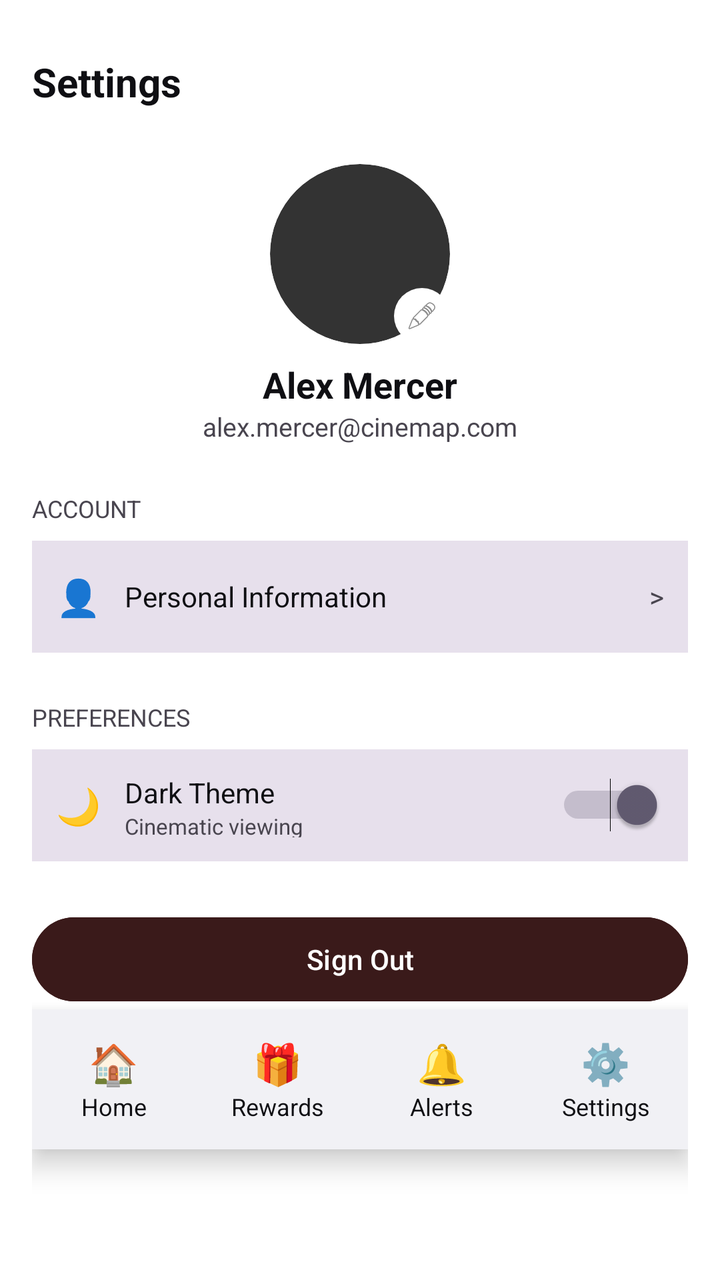
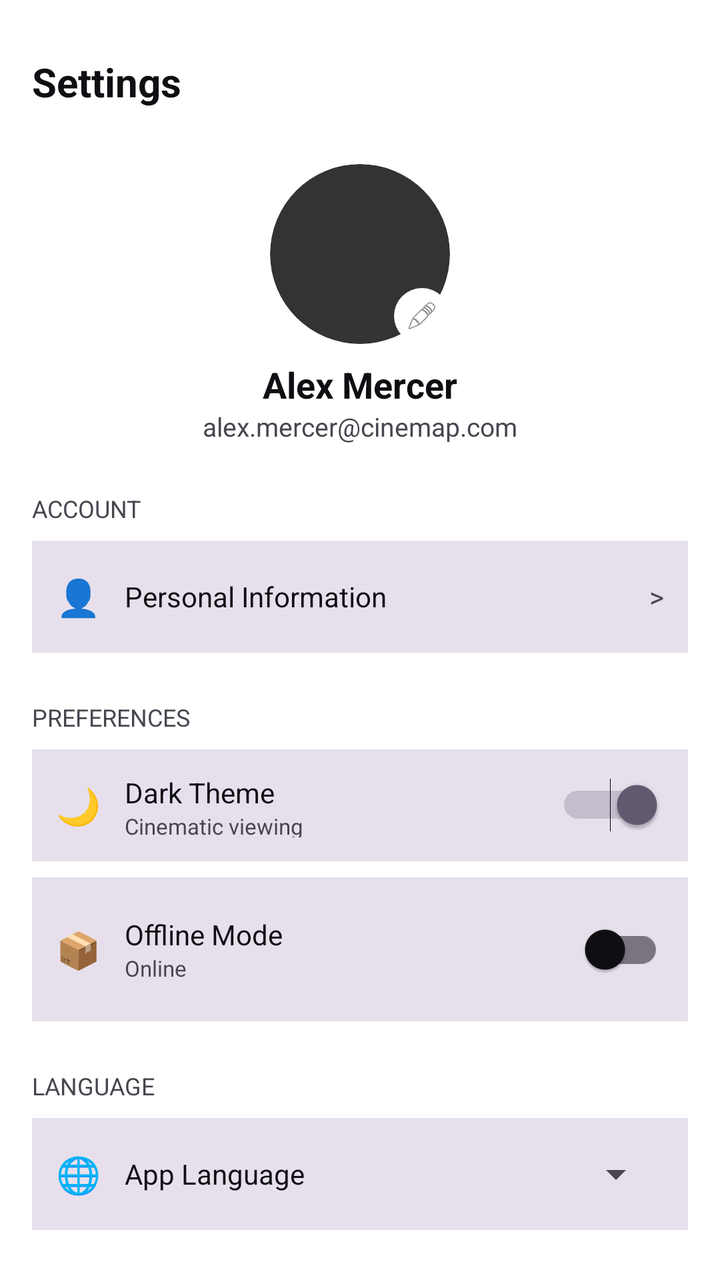

Compare the two renders of this Android layout. The source of the first and the diff that turns it into the second are given below.
<!-- AndroidManifest.xml: application theme Theme.CineMap -->
<!-- res/layout/activity_settings.xml -->
<?xml version="1.0" encoding="utf-8"?>
<LinearLayout xmlns:android="http://schemas.android.com/apk/res/android"
    android:layout_width="match_parent"
    android:layout_height="match_parent"
    android:orientation="vertical"
    android:background="?attr/colorBackground"
    android:padding="16dp">

    <LinearLayout android:layout_width="match_parent" android:layout_height="50dp" android:orientation="horizontal" android:gravity="center_vertical">
        <TextView android:layout_width="0dp" android:layout_weight="1" android:layout_height="wrap_content" android:text="Settings" android:textColor="?attr/colorOnBackground" android:textSize="20sp" android:textStyle="bold"/>
    </LinearLayout>

    
    <FrameLayout android:layout_width="90dp" android:layout_height="90dp" android:layout_gravity="center" android:layout_marginTop="16dp">
        <ImageView
            android:id="@+id/imgProfile"
            android:layout_width="90dp"
            android:layout_height="90dp"
            android:background="@drawable/bg_circle"
            android:scaleType="centerCrop"
            android:clipToOutline="true"/>
        
        <ImageView
            android:id="@+id/btnEditPic"
            android:layout_width="28dp"
            android:layout_height="28dp"
            android:layout_gravity="bottom|end"
            android:background="@drawable/bg_circle_white"
            android:src="@android:drawable/ic_menu_edit"
            android:padding="6dp"/>
    </FrameLayout>

    <TextView android:id="@+id/txtName" android:layout_width="wrap_content" android:layout_height="wrap_content" android:layout_gravity="center" android:text="Alex Mercer" android:textColor="?attr/colorOnBackground" android:textSize="18sp" android:textStyle="bold" android:layout_marginTop="8dp"/>
    <TextView android:id="@+id/txtEmail" android:layout_width="wrap_content" android:layout_height="wrap_content" android:layout_gravity="center" android:text="alex.mercer@cinemap.com" android:textColor="?attr/colorOnSurfaceVariant" android:textSize="13sp"/>

    <TextView android:layout_width="wrap_content" android:layout_height="wrap_content" android:text="ACCOUNT" android:textColor="?attr/colorOnSurfaceVariant" android:textSize="12sp" android:layout_marginTop="24dp"/>

    <LinearLayout android:id="@+id/btnPersonalInfo" android:layout_width="match_parent" android:layout_height="56dp" android:orientation="horizontal" android:background="?attr/colorSurfaceVariant" android:gravity="center_vertical" android:padding="12dp" android:layout_marginTop="8dp" android:clickable="true" android:focusable="true">
        <TextView android:layout_width="wrap_content" android:layout_height="wrap_content" android:text="👤" android:textSize="18sp"/>
        <TextView android:layout_width="0dp" android:layout_weight="1" android:layout_height="wrap_content" android:text="Personal Information" android:textColor="?attr/colorOnBackground" android:layout_marginStart="12dp"/>
        <TextView android:layout_width="wrap_content" android:layout_height="wrap_content" android:text=">" android:textColor="?attr/colorOnSurfaceVariant"/>
    </LinearLayout>

    <TextView android:layout_width="wrap_content" android:layout_height="wrap_content" android:text="PREFERENCES" android:textColor="?attr/colorOnSurfaceVariant" android:textSize="12sp" android:layout_marginTop="24dp"/>

    <LinearLayout android:layout_width="match_parent" android:layout_height="56dp" android:orientation="horizontal" android:background="?attr/colorSurfaceVariant" android:gravity="center_vertical" android:padding="12dp" android:layout_marginTop="8dp">
        <TextView android:layout_width="wrap_content" android:layout_height="wrap_content" android:text="🌙" android:textSize="18sp"/>
        <LinearLayout android:layout_width="0dp" android:layout_weight="1" android:layout_height="wrap_content" android:orientation="vertical" android:layout_marginStart="12dp">
            <TextView android:layout_width="wrap_content" android:layout_height="wrap_content" android:text="Dark Theme" android:textColor="?attr/colorOnBackground"/>
            <TextView android:layout_width="wrap_content" android:layout_height="wrap_content" android:text="Cinematic viewing" android:textColor="?attr/colorOnSurfaceVariant" android:textSize="11sp"/>
        </LinearLayout>
        <Switch android:id="@+id/switchTheme" android:layout_width="wrap_content" android:layout_height="wrap_content" android:checked="true"/>
    </LinearLayout>

    <Button android:id="@+id/btnSignOut" android:layout_width="match_parent" android:layout_height="50dp" android:text="Sign Out" android:layout_marginTop="24dp" android:backgroundTint="#3A1A1A"/>
    <include layout="@layout/layout_bottom_nav"/>
</LinearLayout>
<!-- res/layout/layout_bottom_nav.xml (included above) -->
<?xml version="1.0" encoding="utf-8"?>
<LinearLayout xmlns:android="http://schemas.android.com/apk/res/android"
    android:layout_width="match_parent"
    android:layout_height="70dp"
    android:orientation="horizontal"
    android:background="?attr/colorCard"
    android:gravity="center"
    android:elevation="8dp">

    <LinearLayout android:id="@+id/navHome" android:layout_width="0dp" android:layout_weight="1" android:layout_height="match_parent" android:orientation="vertical" android:gravity="center" android:clickable="true" android:focusable="true">
        <TextView android:layout_width="wrap_content" android:layout_height="wrap_content" android:text="🏠" android:textSize="20sp"/>
        <TextView android:layout_width="wrap_content" android:layout_height="wrap_content" android:text="Home" android:textColor="?attr/colorText" android:textSize="12sp"/>
    </LinearLayout>
    <LinearLayout android:id="@+id/navRewards" android:layout_width="0dp" android:layout_weight="1" android:layout_height="match_parent" android:orientation="vertical" android:gravity="center">
        <TextView android:layout_width="wrap_content" android:layout_height="wrap_content" android:text="🎁" android:textSize="20sp"/>
        <TextView android:layout_width="wrap_content" android:layout_height="wrap_content" android:text="Rewards" android:textColor="?attr/colorText" android:textSize="12sp"/>
    </LinearLayout>
    <LinearLayout android:id="@+id/navNotifications" android:layout_width="0dp" android:layout_weight="1" android:layout_height="match_parent" android:orientation="vertical" android:gravity="center">
        <TextView android:layout_width="wrap_content" android:layout_height="wrap_content" android:text="🔔" android:textSize="20sp"/>
        <TextView android:layout_width="wrap_content" android:layout_height="wrap_content" android:text="Alerts" android:textColor="?attr/colorText" android:textSize="12sp"/>
    </LinearLayout>
    <LinearLayout android:id="@+id/navSettings" android:layout_width="0dp" android:layout_weight="1" android:layout_height="match_parent" android:orientation="vertical" android:gravity="center">
        <TextView android:layout_width="wrap_content" android:layout_height="wrap_content" android:text="⚙️" android:textSize="20sp"/>
        <TextView android:layout_width="wrap_content" android:layout_height="wrap_content" android:text="Settings" android:textColor="?attr/colorText" android:textSize="12sp"/>
    </LinearLayout>
</LinearLayout>
<!-- resources referenced by this layout -->
<resources>
  <!-- drawable bg_circle (drawable) -->
  <shape xmlns:android="http://schemas.android.com/apk/res/android"><solid android:color="#333"/><corners android:radius="100dp"/></shape>
  <!-- drawable bg_circle_white (drawable) -->
  <shape xmlns:android="http://schemas.android.com/apk/res/android"><solid android:color="@color/white"/><corners android:radius="100dp"/></shape>
  <style name="Theme.CineMap" parent="Theme.Material3.Light.NoActionBar">
          <item name="colorBackground">@android:color/white</item>
          <item name="colorOnBackground">#0F0F13</item>
          <item name="colorSurface">@android:color/white</item>
          <item name="colorOnSurface">#0F0F13</item>
          <item name="colorCard">#F1F1F5</item>
          <item name="colorText">#0F0F13</item>
          <item name="android:windowBackground">@android:color/white</item>
      </style>
  <color name="white">#FFFFFFFF</color>
</resources>

<!-- the commit's change to res/layout/activity_settings.xml (unified diff, before → after) -->
@@ -51,6 +51,39 @@
         </LinearLayout>
         <Switch android:id="@+id/switchTheme" android:layout_width="wrap_content" android:layout_height="wrap_content" android:checked="true"/>
     </LinearLayout>
+    <LinearLayout
+        android:layout_width="match_parent"
+        android:layout_height="wrap_content"
+        android:orientation="vertical"
+        android:background="?attr/colorSurfaceVariant"
+        android:padding="12dp"
+        android:layout_marginTop="8dp">
+
+        <LinearLayout
+            android:layout_width="match_parent"
+            android:layout_height="wrap_content"
+            android:orientation="horizontal"
+            android:gravity="center_vertical">
+
+            <TextView android:layout_width="wrap_content" android:layout_height="wrap_content" android:text="📦" android:textSize="18sp"/>
+            <LinearLayout android:layout_width="0dp" android:layout_weight="1" android:layout_height="wrap_content" android:orientation="vertical" android:layout_marginStart="12dp">
+                <TextView android:layout_width="wrap_content" android:layout_height="wrap_content" android:text="Offline Mode" android:textColor="?attr/colorOnBackground"/>
+                <TextView android:id="@+id/tvOfflineStatus" android:layout_width="wrap_content" android:layout_height="wrap_content" android:text="Online" android:textColor="?attr/colorOnSurfaceVariant" android:textSize="11sp"/>
+            </LinearLayout>
+            <com.google.android.material.switchmaterial.SwitchMaterial
+                android:id="@+id/switchOfflineMode"
+                android:layout_width="wrap_content"
+                android:layout_height="wrap_content"/>
+        </LinearLayout>
+    </LinearLayout>
+
+    <TextView android:layout_width="wrap_content" android:layout_height="wrap_content" android:text="LANGUAGE" android:textColor="?attr/colorOnSurfaceVariant" android:textSize="12sp" android:layout_marginTop="24dp"/>
+
+    <LinearLayout android:layout_width="match_parent" android:layout_height="56dp" android:orientation="horizontal" android:background="?attr/colorSurfaceVariant" android:gravity="center_vertical" android:padding="12dp" android:layout_marginTop="8dp">
+        <TextView android:layout_width="wrap_content" android:layout_height="wrap_content" android:text="🌐" android:textSize="18sp"/>
+        <TextView android:layout_width="0dp" android:layout_weight="1" android:layout_height="wrap_content" android:text="App Language" android:textColor="?attr/colorOnBackground" android:layout_marginStart="12dp"/>
+        <Spinner android:id="@+id/spinnerLanguage" android:layout_width="120dp" android:layout_height="wrap_content"/>
+    </LinearLayout>
 
     <Button android:id="@+id/btnSignOut" android:layout_width="match_parent" android:layout_height="50dp" android:text="Sign Out" android:layout_marginTop="24dp" android:backgroundTint="#3A1A1A"/>
     <include layout="@layout/layout_bottom_nav"/>
